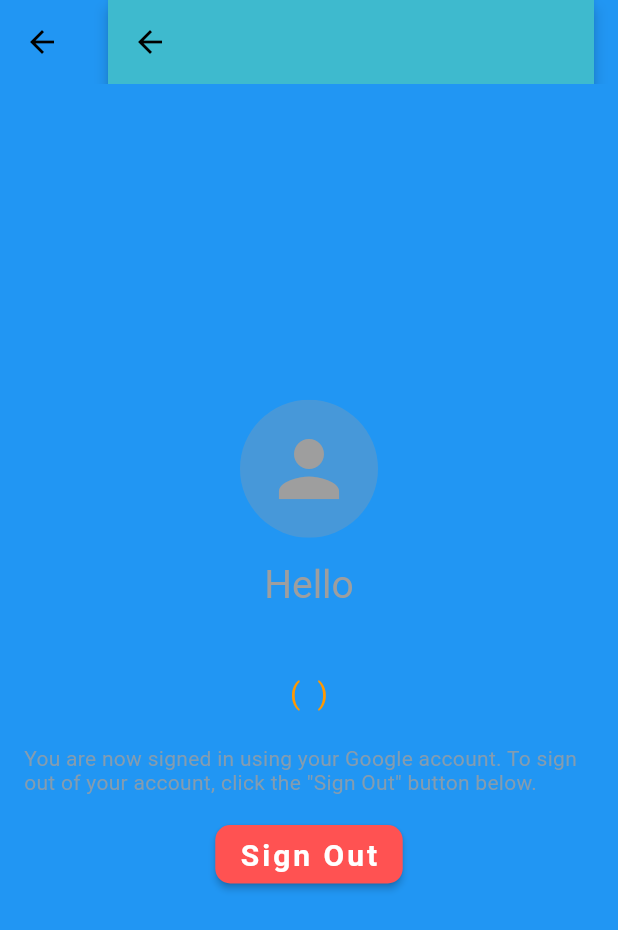
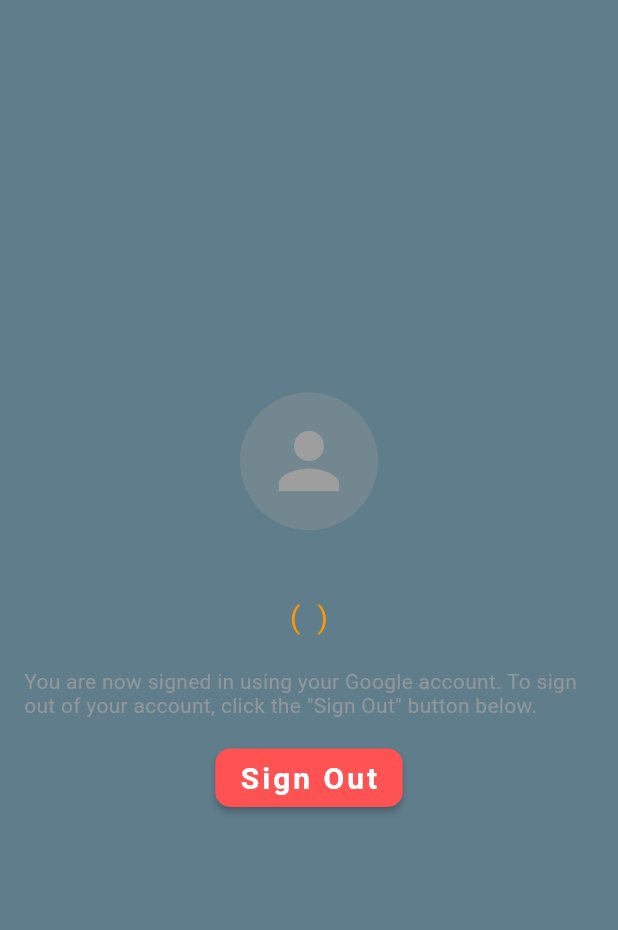
Before and after one commit to Soft-illusion/Mobile_sensors_app, a Flutter app: the UserInfoScreen screen opened directly with empty values, on a phone screen of 412 x 824 dp. Shown: the top 930 px of the screen. Run offline on Flutter 3.47's test engine with Material 2 defaults, Android fonts, the phone set to English and light mode, and no system bars; our stand-ins replace camera, dartx, firebase_auth, firebase_core, geolocator, google_sign_in and 1 more; missing offline and left inert: dartros, sensor_msgs, std_msgs; accounts and stored records are empty.

```diff
--- a/lib/screens/user_info_screen.dart
+++ b/lib/screens/user_info_screen.dart
@@ -51,12 +51,7 @@
   @override
   Widget build(BuildContext context) {
     return Scaffold(
-      backgroundColor: Colors.blue,
-      appBar: AppBar(
-        elevation: 0,
-        backgroundColor: Colors.blue,
-        title: AppBar(),
-      ),
+      backgroundColor: Colors.blueGrey,
       body: SafeArea(
         child: Padding(
           padding: const EdgeInsets.only(
@@ -91,14 +86,6 @@
                         ),
                       ),
                     ),
-              SizedBox(height: 16.0),
-              Text(
-                'Hello',
-                style: TextStyle(
-                  color: Colors.grey,
-                  fontSize: 26,
-                ),
-              ),
               SizedBox(height: 8.0),
               Text(
                 _user.displayName!,
--- a/lib/utils/authentication.dart
+++ b/lib/utils/authentication.dart
@@ -3,10 +3,7 @@
  import 'package:firebase_auth/firebase_auth.dart';
  import 'package:google_sign_in/google_sign_in.dart';
  import 'package:flutter/foundation.dart' show kIsWeb;
- import 'package:mobile_sensors/screens/user_info_screen.dart';
-import 'package:mobile_sensors/screens/home_screen.dart';
-
-
+  import 'package:mobile_sensors/screens/home_screen.dart';
 
 
 class Authentication {
```
Also changed, not shown: lib/screens/home_screen.dart (+16 -0 lines).
